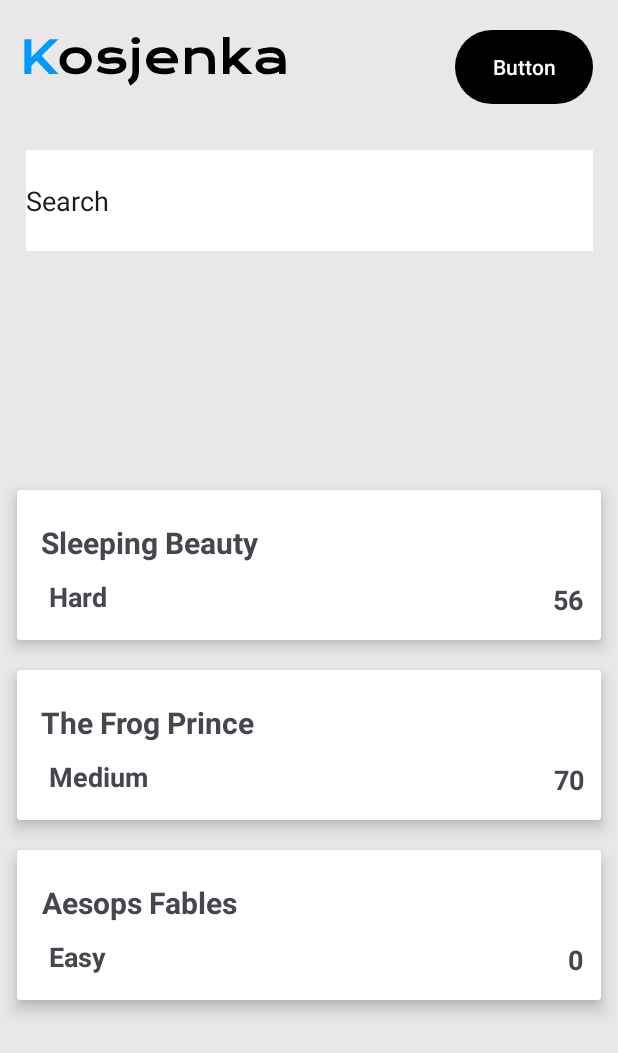
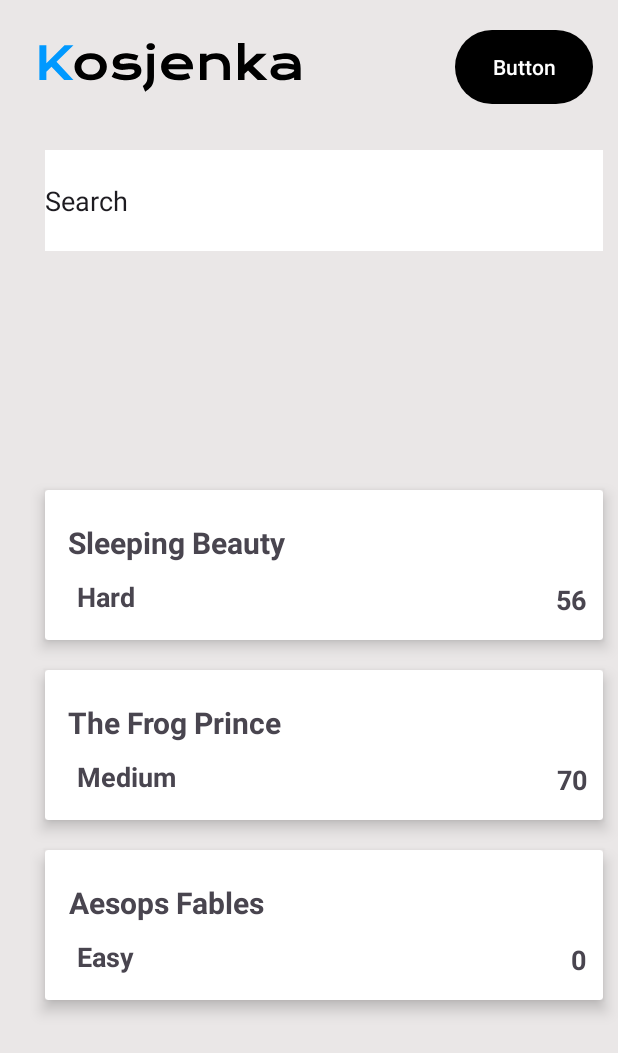
Before and after one commit to Kosjenka-Reading-App/Mobile-App, an Android app built with Jetpack Compose: the fragment HomeFragment shown on its own in the app's theme, on a phone screen of 412 x 824 dp. Shown: the top 1053 px of the screen. Run offline under Robolectric (Android 15) with nearby library versions, the phone set to English and light mode, and no system bars.

Commit message:
repaired2

```diff
--- a/app/src/main/res/layout/fragment_home.xml
+++ b/app/src/main/res/layout/fragment_home.xml
@@ -8,23 +8,25 @@
     tools:context=".presentation.home.HomeFragment">
 
     <ImageView
-        android:id="@+id/imageView3"
+        android:id="@+id/logo"
         android:layout_width="wrap_content"
         android:layout_height="wrap_content"
-        android:layout_marginTop="24dp"
+        android:layout_marginTop="28dp"
+        android:layout_marginLeft="10dp"
         android:src="@drawable/main_logo"
-        app:layout_constraintEnd_toStartOf="@+id/button2"
-        app:layout_constraintHorizontal_bias="0.125"
+        app:layout_constraintEnd_toStartOf="@+id/submit"
+        app:layout_constraintHorizontal_bias="0.133"
         app:layout_constraintStart_toStartOf="parent"
         app:layout_constraintTop_toTopOf="parent" />
 
     <Button
-        android:id="@+id/button2"
+        android:id="@+id/submit"
         android:layout_width="92dp"
         android:layout_height="57dp"
         android:layout_marginTop="16dp"
+        android:layout_marginRight="0dp"
         android:text="Button"
-        app:layout_constraintBottom_toTopOf="@+id/editTextText"
+        app:layout_constraintBottom_toTopOf="@+id/search"
         app:layout_constraintEnd_toEndOf="parent"
         app:layout_constraintHorizontal_bias="0.948"
         app:layout_constraintStart_toStartOf="parent"
@@ -32,10 +34,12 @@
         app:layout_constraintVertical_bias="0.0" />
 
     <EditText
-        android:id="@+id/editTextText"
-        android:layout_width="378dp"
+        android:id="@+id/search"
+        android:layout_width="match_parent"
         android:layout_height="67dp"
         android:layout_marginTop="100dp"
+        android:layout_marginLeft="30dp"
+        android:layout_marginRight="10dp"
         android:background="#FFF"
         android:ems="10"
         android:inputType="text"
@@ -47,13 +51,15 @@
 
     <androidx.recyclerview.widget.RecyclerView
         android:id="@+id/recyclerview"
-        android:layout_width="409dp"
+        android:layout_width="match_parent"
         android:layout_height="458dp"
         android:layout_marginTop="100dp"
+        android:layout_marginLeft="20dp"
+        android:layout_marginRight="0dp"
         app:layout_constraintBottom_toBottomOf="parent"
         app:layout_constraintEnd_toEndOf="parent"
         app:layout_constraintStart_toStartOf="parent"
-        app:layout_constraintTop_toBottomOf="@+id/editTextText"
+        app:layout_constraintTop_toBottomOf="@+id/search"
         tools:itemCount="5"
         tools:listitem="@layout/card_exercise" />
 </androidx.constraintlayout.widget.ConstraintLayout>
```
